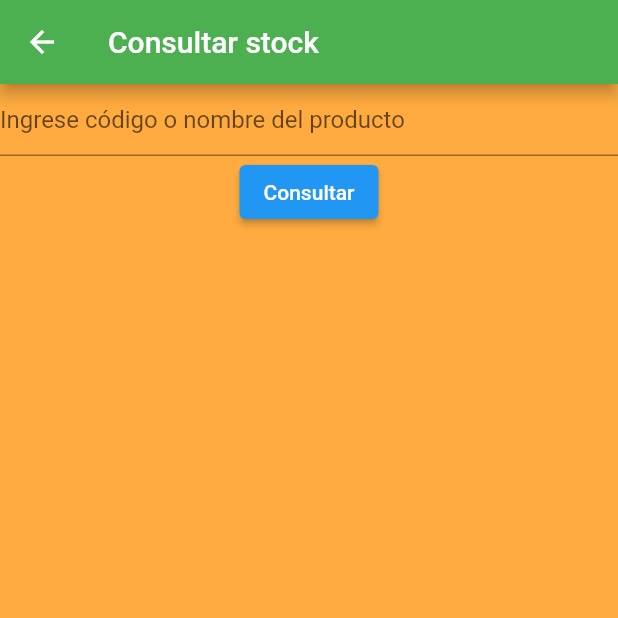
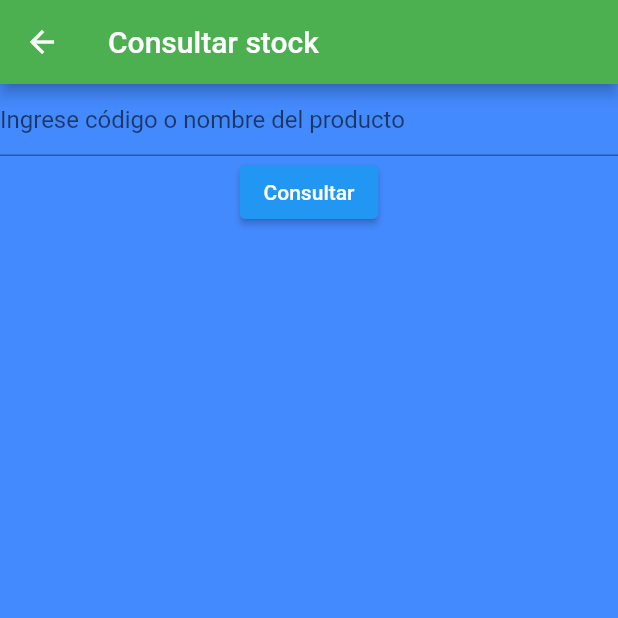
Before and after one commit to ManuelRodriguezSandoval2/inventory-flutter, a Flutter app: the ConsultaStockPage screen opened by its route, on a phone screen of 412 x 824 dp, the top half of it. Run offline on Flutter 3.47's test engine with Material 2 defaults, Android fonts, the phone set to English and light mode, and no system bars; our stand-ins replace dio, get, shared_preferences; missing offline and left inert: flutter_qr_bar_scanner, qrscan; accounts and stored records are empty.

Commit message:
CAMBIO COLORES, consulta stock

```diff
--- a/lib/inicio/consultar_stock/page/consulta_stock_page.dart
+++ b/lib/inicio/consultar_stock/page/consulta_stock_page.dart
@@ -20,7 +20,7 @@ final myController = TextEditingController();
               ),
 
               body: Container(
-                color:Colors.orangeAccent,
+                color: Colors.blueAccent,
                 child: Column(children: [/*
                   Text("Módulo de consulta de productos"), */
                   TextFormField(
```
